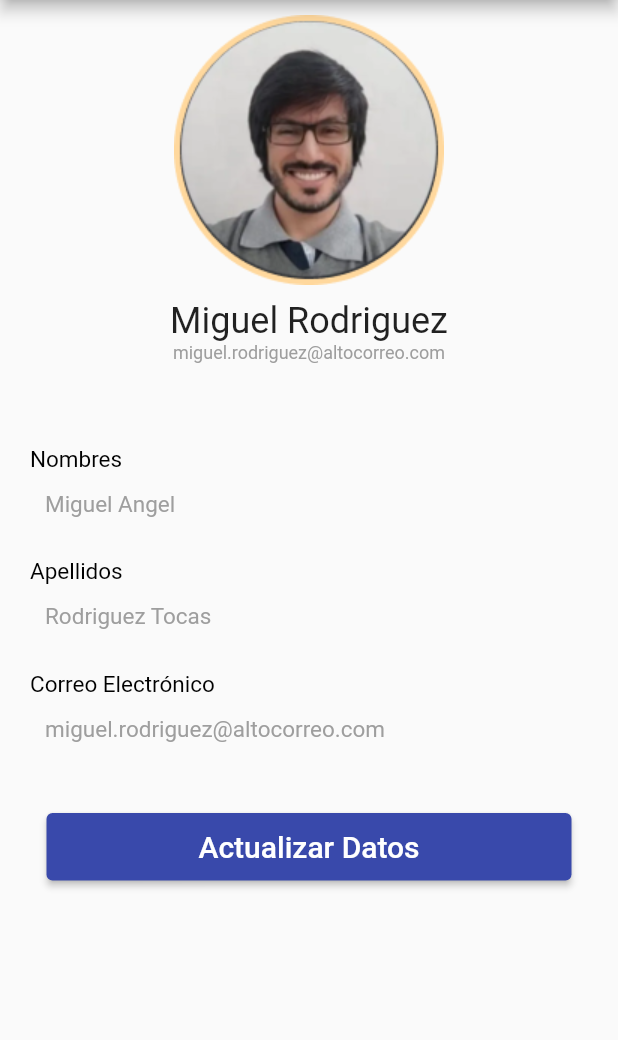
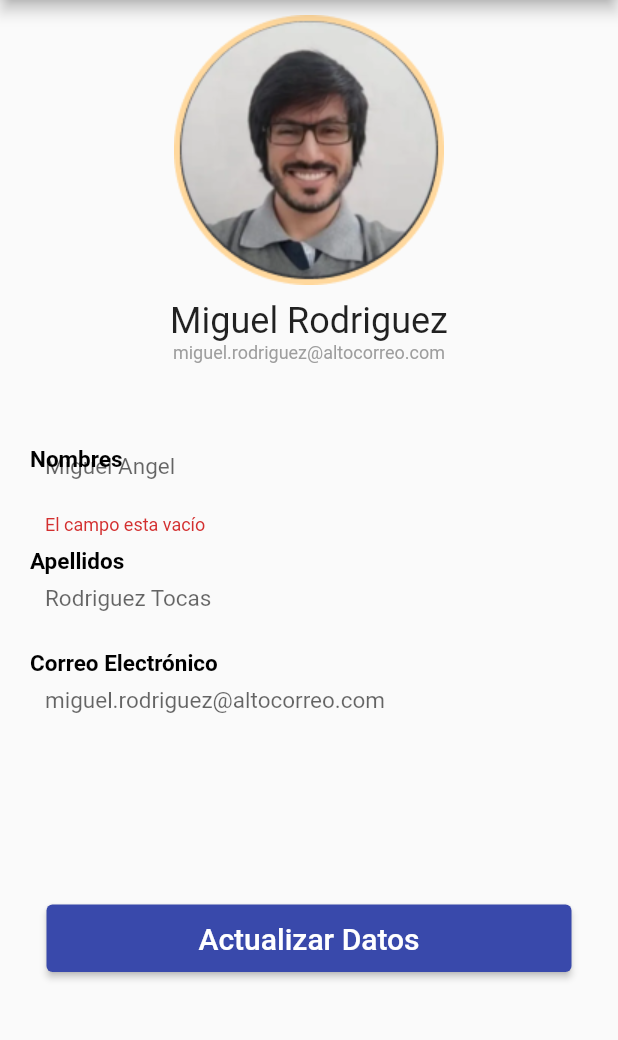
Before and after one commit to devvildaz/flutter-hlingo, a Flutter app: the screen it shows after launch, after a tap on "Actualizar Datos", on a phone screen of 412 x 824 dp, the part 84-1124 px from its top. Run offline on Flutter 3.47's test engine with Material 2 defaults, Android fonts, the light colour scheme and no system bars.

Commit message:
Validacion profile_page

```diff
--- a/lib/ui/profile_page_edit.dart
+++ b/lib/ui/profile_page_edit.dart
@@ -1,7 +1,22 @@
 import 'package:flutter/material.dart';
 
-class ProfilePageEdit extends StatelessWidget {
+class ProfilePageEdit extends StatefulWidget {
   const ProfilePageEdit({Key? key}) : super(key: key);
+
+  @override
+  State<ProfilePageEdit> createState() => _ProfilePageEditState();
+}
+
+class _ProfilePageEditState extends State<ProfilePageEdit> {
+  final _formKey = GlobalKey<FormState>();
+  static final RegExp _letraRegExp = new RegExp(r'^[a-zA-Z]');
+  static final RegExp _emailRegExp = RegExp(
+      r"^[a-zA-Z0-9.a-zA-Z0-9.!#$%&'*+-/=?^_`{|}~]+@[a-zA-Z0-9\-\_]+(\.[a-zA-Z]+)*$");
+
+  bool _esLetra(String str)
+  {
+    return _letraRegExp.hasMatch(str);
+  }
 
   @override
   Widget build(BuildContext context) {
@@ -32,7 +47,9 @@ class ProfilePageEdit extends StatelessWidget {
         ],
       ),
       body:
-        Column(
+        Form(
+          key: _formKey,
+          child: Column(
             children: [
               Row(
                 children: [
@@ -73,26 +90,15 @@ class ProfilePageEdit extends StatelessWidget {
                   SizedBox(width: 20),
                   Container(
                       width: 350,
-                    height: 30,
+                      height: 20,
                       child:
                       Text(
                         "Nombres",
-                      style: TextStyle(fontSize: 15, color: Colors.black),
-                      textAlign: TextAlign.left,
-                    )
+                        style: TextStyle(
+                            fontSize: 15,
+                            color: Colors.black,
+                            fontWeight: FontWeight.bold
                         ),
-              ],
-            ),
-            Row(
-              children: [
-                SizedBox(width: 30),
-                Container(
-                    width: 350,
-                    height: 45,
-                    child:
-                    Text(
-                      "Miguel Angel",
-                      style: TextStyle(fontSize: 15, color: Colors.grey),
                         textAlign: TextAlign.left,
                       )
                   ),
@@ -103,27 +109,44 @@ class ProfilePageEdit extends StatelessWidget {
                   SizedBox(width: 20),
                   Container(
                       width: 350,
-                    height: 30,
-                    child:
-                    Text(
-                      "Apellidos",
+                      height: 40,
+                      alignment: Alignment.center,
+                      child:  TextFormField(
+                        decoration: const InputDecoration(
+                          border: InputBorder.none,
+                          contentPadding: EdgeInsets.only(
+                            left: 10,
+                            bottom: 20,
+                          ),
+                          hintText: "Miguel Angel",
+                        ),
+                        validator: (value)
+                        { if (value!.isEmpty)
+                          {
+                            return "El campo esta vacío";
+                          }
+                        },
+                        textAlign: TextAlign.left,
                         style: TextStyle(fontSize: 15, color: Colors.black),
-                      textAlign: TextAlign.left,
                       )
                   ),
                 ],
               ),
+              SizedBox(height: 8,),
               Row(
                 children: [
-                SizedBox(width: 30),
+                  SizedBox(width: 20),
                   Container(
                       width: 350,
-                    height: 45,
+                      height: 20,
                       child:
                       Text(
-                      "Rodriguez Tocas",
-                      style: TextStyle(fontSize: 15, color: Colors.grey),
-                      textAlign: TextAlign.left,
+                        "Apellidos",
+                        style: TextStyle(
+                            fontSize: 15,
+                            color: Colors.black,
+                            fontWeight: FontWeight.bold
+                        ),
                       )
                   ),
                 ],
@@ -133,31 +156,65 @@ class ProfilePageEdit extends StatelessWidget {
                   SizedBox(width: 20),
                   Container(
                       width: 350,
-                    height: 30,
+                      height: 40,
+                      alignment: Alignment.center,
+                      child:  TextFormField(
+                        decoration: InputDecoration(
+                          border: InputBorder.none,
+                          contentPadding: EdgeInsets.only(
+                            left: 10,
+                            bottom: 20,
+                          ),
+                          hintText: "Rodriguez Tocas",
+                        ),
+                        textAlign: TextAlign.left,
+                        style: TextStyle(fontSize: 15, color: Colors.black),
+                      )
+                  ),
+                ],
+              ),
+              SizedBox(height: 8,),
+              Row(
+                children: [
+                  SizedBox(width: 20),
+                  Container(
+                      width: 350,
+                      height: 20,
                       child:
                       Text(
                         "Correo Electrónico",
-                      style: TextStyle(fontSize: 15, color: Colors.black),
-                      textAlign: TextAlign.left,
+                        style: TextStyle(
+                            fontSize: 15,
+                            color: Colors.black,
+                            fontWeight: FontWeight.bold
+                        ),
                       )
                   ),
                 ],
               ),
               Row(
                 children: [
-                SizedBox(width: 30),
+                  SizedBox(width: 20),
                   Container(
                       width: 350,
-                    height: 65,
-                    child:
-                    Text(
-                      "miguel.rodriguez@altocorreo.com",
-                      style: TextStyle(fontSize: 15, color: Colors.grey),
+                      height: 40,
+                      alignment: Alignment.center,
+                      child:  TextFormField(
+                        decoration: InputDecoration(
+                          border: InputBorder.none,
+                          contentPadding: EdgeInsets.only(
+                            left: 10,
+                            bottom: 20,
+                          ),
+                          hintText: "miguel.rodriguez@altocorreo.com",
+                        ),
                         textAlign: TextAlign.left,
+                        style: TextStyle(fontSize: 15, color: Colors.black),
                       )
                   ),
                 ],
               ),
+              SizedBox(height: 110,),
               Row(
                 mainAxisAlignment: MainAxisAlignment.center,
                 crossAxisAlignment: CrossAxisAlignment.center,
@@ -167,7 +224,15 @@ class ProfilePageEdit extends StatelessWidget {
                       height: 45,
                       child:
                       ElevatedButton(
-                    onPressed: (){},
+                          onPressed: ()
+                          {
+                            if (_formKey.currentState!.validate())
+                            {
+                              ScaffoldMessenger.of(context).showSnackBar(
+                                SnackBar(content: Text("Guardando cambios ..."))
+                              );
+                            }
+                          },
                           child: (
                               Text(
                                 "Actualizar Datos",
@@ -182,6 +247,7 @@ class ProfilePageEdit extends StatelessWidget {
                 ],
               )
             ],
+          ),
         ),
     );
   }
```
Lines whose indentation alone changed are shown as unchanged.
